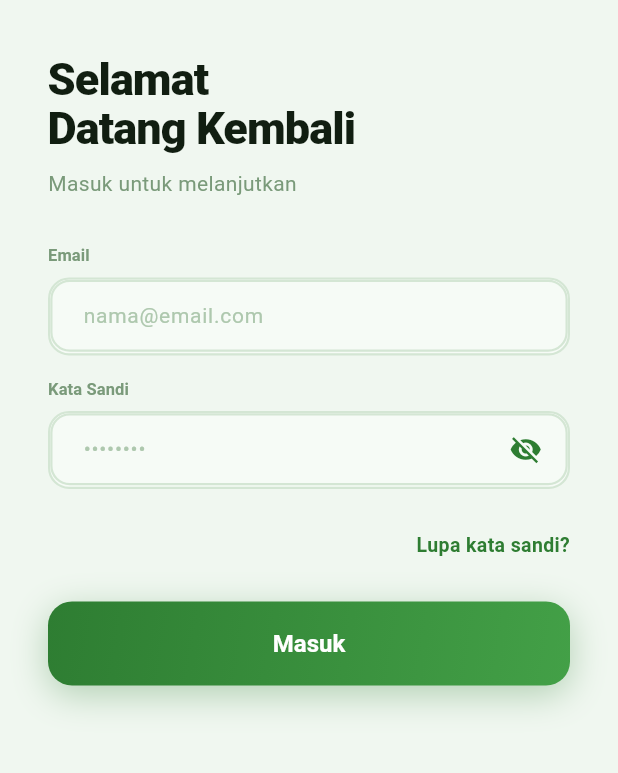
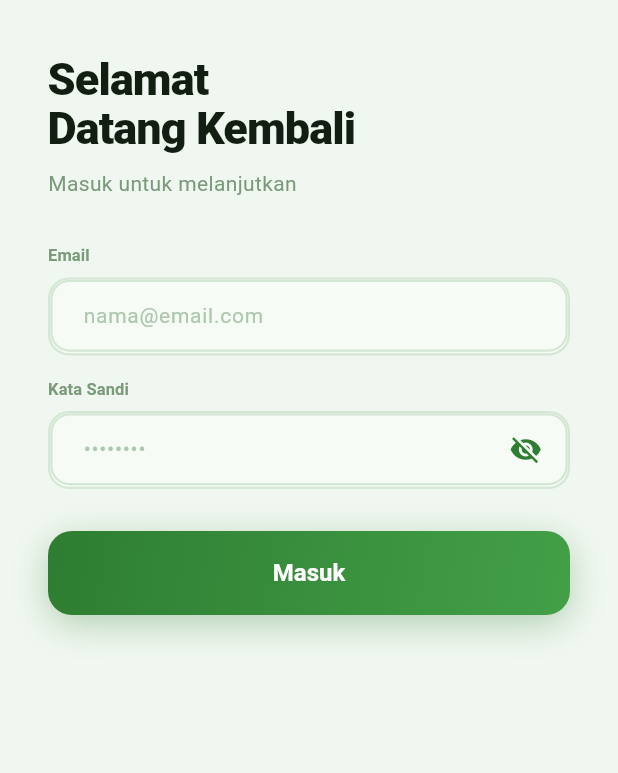
Before and after one commit to bagusrizky15/bskm, a Flutter app: the screen it shows after launch, on a phone screen of 412 x 824 dp, the part 102-875 px from its top. Run offline on Flutter 3.47's test engine with Material 3 defaults, Android fonts, the light colour scheme and no system bars; our stand-ins replace equatable, flutter_bloc, geocoding, geolocator, supabase_flutter; accounts and stored records are empty; Roboto replaces fonts that are missing (Plus Jakarta Sans).

Commit message:
feat: remove forgot password

```diff
--- a/lib/views/screens/auth/login_screen.dart
+++ b/lib/views/screens/auth/login_screen.dart
@@ -104,21 +104,6 @@ class _LoginScreenState extends State<LoginScreen> {
 
               SizedBox(height: 28),
 
-              // Forgot password
-              Align(
-                alignment: Alignment.centerRight,
-                child: Text(
-                  'Lupa kata sandi?',
-                  style: TextStyle(
-                    fontSize: 13,
-                    color: AppColors.primary,
-                    fontWeight: FontWeight.w600,
-                  ),
-                ),
-              ),
-
-              SizedBox(height: 28),
-
               // Login button
               BlocConsumer<AuthCubit, AuthState>(
                 listenWhen: (previous, current) {
```
